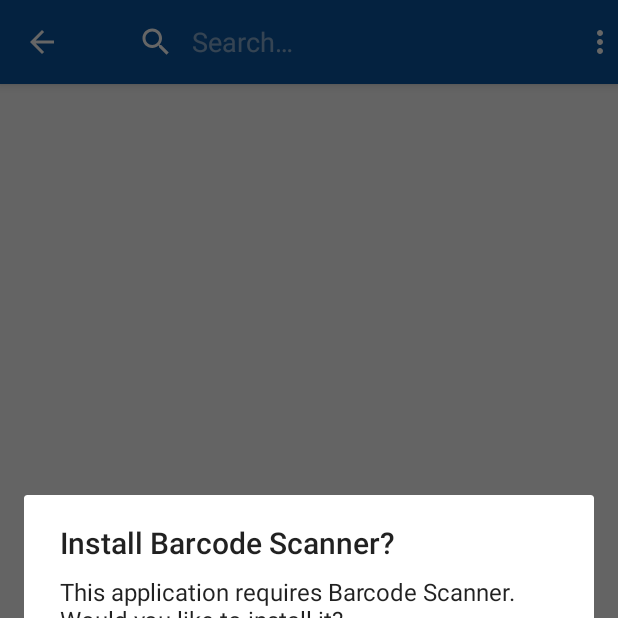
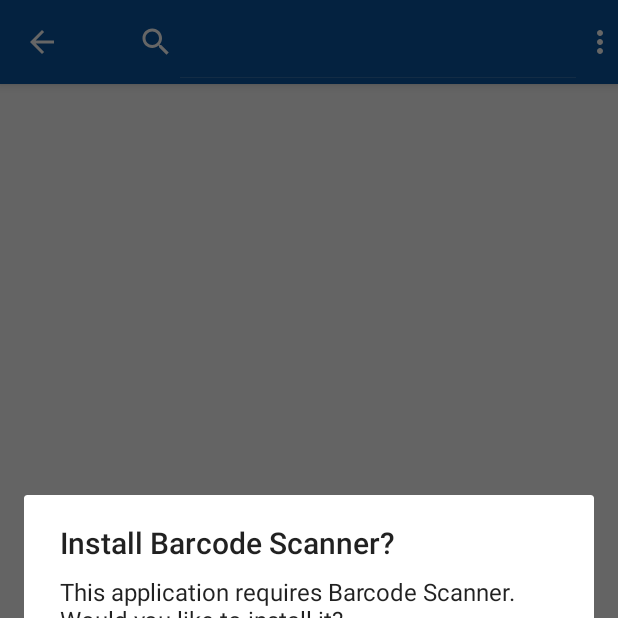
Before and after one commit to SteelColossus/Mobile-Application-Development-Coursework, an Android app: the SearchProductsActivity screen opened directly, with no data from a screen before it, in the options menu, after a tap on "Scan", on a phone screen of 412 x 824 dp, the top half of it. Run offline under Robolectric (Android 15) with nearby library versions, the phone set to English and light mode, and no system bars; our stand-ins replace Volley; pictures from the network do not load.

Commit message:
Focus search bar on navigating to screen

```diff
--- a/app/src/main/java/com/steelcolossus/mobiledev/mobileapplicationdevelopmentcoursework/SearchProductsActivity.java
+++ b/app/src/main/java/com/steelcolossus/mobiledev/mobileapplicationdevelopmentcoursework/SearchProductsActivity.java
@@ -10,11 +10,11 @@ import android.view.MenuInflater;
 import android.view.MenuItem;
 import android.view.View;
 import android.widget.ProgressBar;
+import android.widget.SearchView;
 import android.widget.Toast;
 
 import androidx.appcompat.app.ActionBar;
 import androidx.appcompat.app.AppCompatActivity;
-import androidx.appcompat.widget.SearchView;
 import androidx.recyclerview.widget.LinearLayoutManager;
 import androidx.recyclerview.widget.RecyclerView;
 
@@ -105,13 +105,15 @@ public class SearchProductsActivity extends AppCompatActivity
         SearchManager searchManager = (SearchManager)getSystemService(Context.SEARCH_SERVICE);
         SearchView searchView = (SearchView)menu.findItem(R.id.search).getActionView();
         this.searchView = searchView;
-        searchView.setIconifiedByDefault(false);
-        //searchView.setMaxWidth(searchView.getContext().getResources().getDisplayMetrics().widthPixels);
 
         if (searchManager != null)
         {
             searchView.setSearchableInfo(searchManager.getSearchableInfo(getComponentName()));
         }
+
+        searchView.setIconifiedByDefault(false);
+        searchView.requestFocus();
+        //searchView.setMaxWidth(searchView.getContext().getResources().getDisplayMetrics().widthPixels);
 
         if (menuCompletedCallback != null)
         {
--- a/app/src/main/res/menu/product_options_menu.xml
+++ b/app/src/main/res/menu/product_options_menu.xml
@@ -6,7 +6,7 @@
         android:id="@+id/search"
         android:icon="@drawable/ic_search_white_24dp"
         android:title="@string/search_title"
-        app:actionViewClass="androidx.appcompat.widget.SearchView"
+        app:actionViewClass="android.widget.SearchView"
         app:showAsAction="always" />
     <item
         android:id="@+id/scanner"
```
